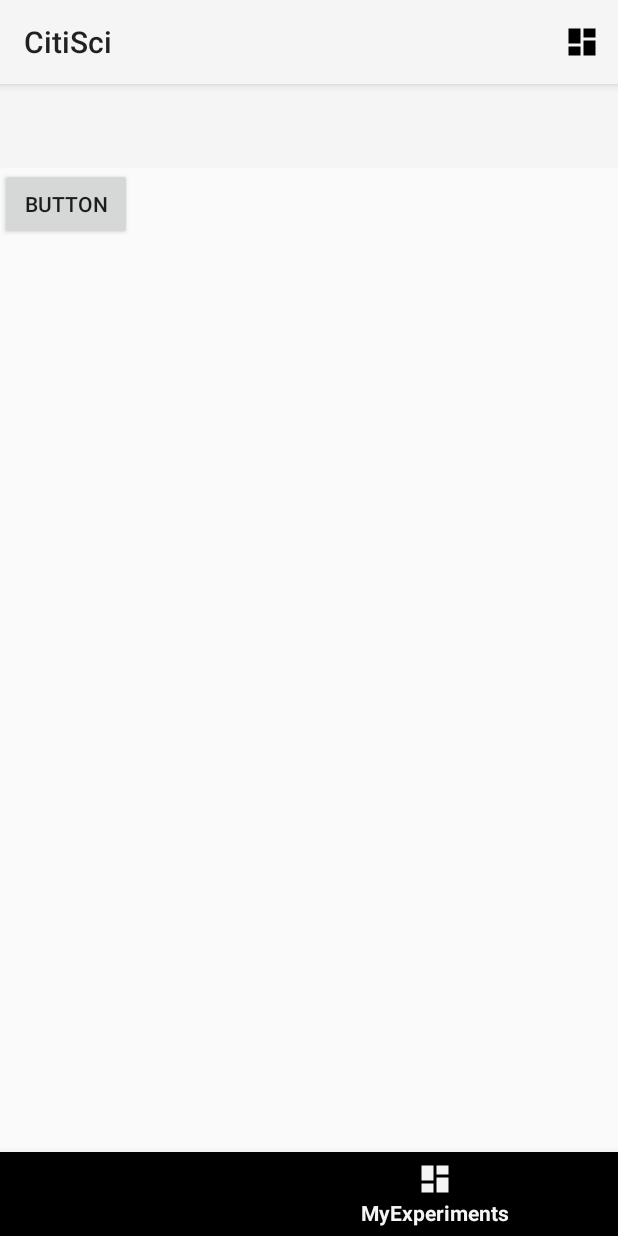
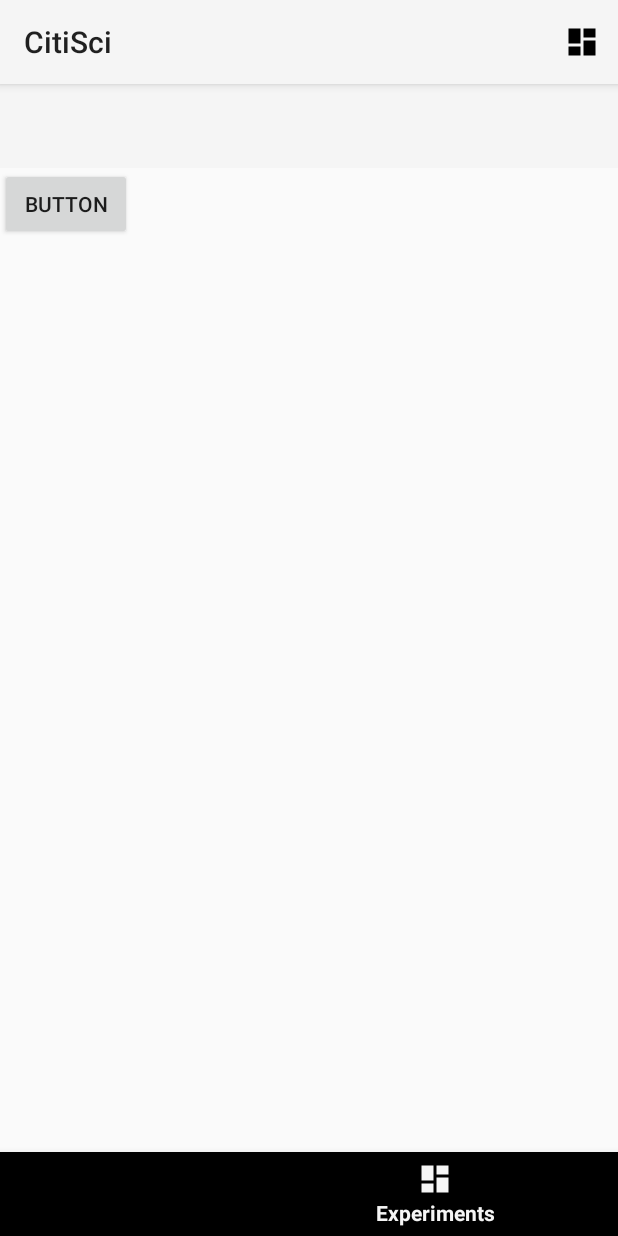
Before and after one commit to ShayRubach/CitiSci, an Android app: the screen it shows after launch (MainActivity), on a phone screen of 412 x 824 dp. Run offline under Robolectric (Android 15) with nearby library versions, the phone set to English and light mode, and no system bars; our stand-ins replace Room's generated code, RxJava, navigation-ui; 4 statements that could not run were skipped.

Commit message:
menu_navigation.xml: modified menu item title. added new icons.

```diff
--- a/app/src/main/res/menu/menu_navigation.xml
+++ b/app/src/main/res/menu/menu_navigation.xml
@@ -1,17 +1,13 @@
 <?xml version="1.0" encoding="utf-8"?>
-<menu xmlns:android="http://schemas.android.com/apk/res/android">
+<menu
+    xmlns:android="http://schemas.android.com/apk/res/android">
     <item
         android:id="@+id/destination_feed_page"
-        android:icon="@drawable/ic_home_black_24dp"
-        android:title="FeedPage" />
+        android:icon="@drawable/ic_explore_3"
+        android:title="Explore" />
     <item
         android:id="@+id/destination_my_experiments"
         android:icon="@drawable/ic_dashboard_black_24dp"
-        android:title="MyExperiments" />
-
-    <!--<item-->
-        <!--android:id="@+id/destination_detailed_experiment"-->
-        <!--android:icon="@drawable/ic_dashboard_black_24dp"-->
-        <!--android:title="SingleExperimentDetails" />-->
+        android:title="Experiments" />
 
 </menu>
```
Also changed, not shown: app/src/main/res/drawable/ic_explore.png (added), app/src/main/res/drawable/ic_explore_2.png (added), app/src/main/res/drawable/ic_explore_3.png (added).
